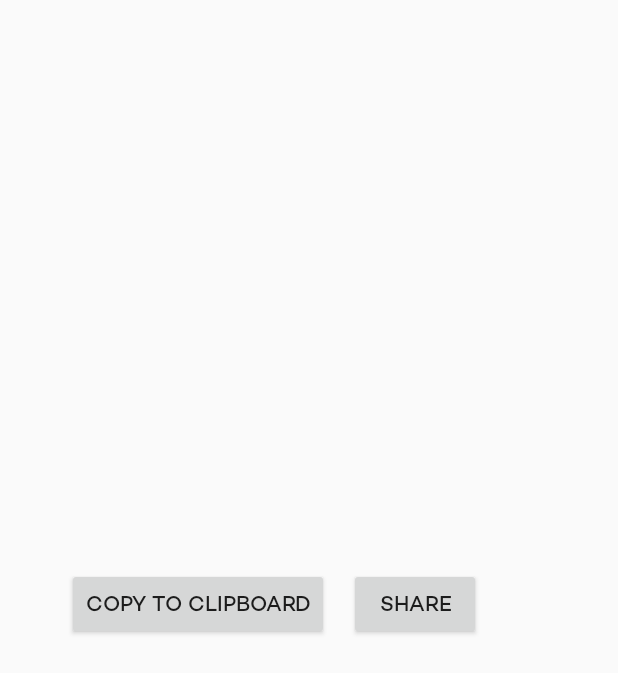
After one commit to Plytek/roadsplit, an Android app: the ReiseSuccessDummy screen opened directly, with no data from a screen before it, on a phone screen of 412 x 824 dp. The commit adds this screen. Shown: the top 673 px of the screen. Run offline under Robolectric (Android 15) with nearby library versions, the phone set to English and light mode, and no system bars.

Commit message:
SMOOTH SLIDES und share test - außerdem delete von Database, Glogin

```diff
--- /dev/null
+++ b/app/src/main/java/com/example/roadsplit/activities/ReiseSuccessDummy.java
@@ -0,0 +1,44 @@
+package com.example.roadsplit.activities;
+
+import androidx.appcompat.app.AppCompatActivity;
+
+import android.content.ClipData;
+import android.content.ClipboardManager;
+import android.content.Context;
+import android.content.Intent;
+import android.os.Bundle;
+import android.view.View;
+import android.widget.EditText;
+import android.widget.TextView;
+
+import com.example.roadsplit.R;
+
+public class ReiseSuccessDummy extends AppCompatActivity {
+
+    private String id;
+
+    @Override
+    protected void onCreate(Bundle savedInstanceState) {
+        super.onCreate(savedInstanceState);
+        setContentView(R.layout.activity_reise_success_dummy);
+        Intent intent = getIntent();
+        this.id = intent.getStringExtra("id");
+        ((TextView)findViewById(R.id.codeTextView)).setText(id);
+    }
+
+    public void copyToClipboard(View view){
+        ClipboardManager clipboard = (ClipboardManager) getSystemService(Context.CLIPBOARD_SERVICE);
+        ClipData clip = ClipData.newPlainText("test",
+                ((EditText)findViewById(R.id.reiseNameText)).getText().toString());
+        clipboard.setPrimaryClip(clip);
+    }
+
+    public void share(View view){
+        Intent sendIntent = new Intent();
+        sendIntent.setAction(Intent.ACTION_SEND);
+        sendIntent.putExtra(Intent.EXTRA_TEXT, "Hey, tritt meiner Reise auf RoadSplit mit dem Code " + id + " bei!");
+        sendIntent.setType("text/plain");
+        Intent shareIntent = Intent.createChooser(sendIntent, null);
+        startActivity(shareIntent);
+    }
+}
--- /dev/null
+++ b/app/src/main/res/anim/slide_in.xml
@@ -0,0 +1,11 @@
+<?xml version="1.0" encoding="utf-8"?>
+<set xmlns:android="http://schemas.android.com/apk/res/android"
+    android:duration="500">
+
+    <translate
+        android:fromYDelta="0%"
+        android:toYDelta="0%"
+        android:fromXDelta="100%p"
+        android:toXDelta="0%"/>
+
+</set>
--- /dev/null
+++ b/app/src/main/res/anim/slide_in_back.xml
@@ -0,0 +1,11 @@
+<?xml version="1.0" encoding="utf-8"?>
+<set xmlns:android="http://schemas.android.com/apk/res/android"
+    android:duration="500">
+
+    <translate
+        android:fromYDelta="0%"
+        android:toYDelta="0%"
+        android:fromXDelta="-100%p"
+        android:toXDelta="0%"/>
+
+</set>
--- /dev/null
+++ b/app/src/main/res/anim/slide_out.xml
@@ -0,0 +1,11 @@
+<?xml version="1.0" encoding="utf-8"?>
+<set xmlns:android="http://schemas.android.com/apk/res/android"
+    android:duration="500">
+
+    <translate
+        android:fromYDelta="0%"
+        android:toYDelta="0%"
+        android:fromXDelta="0%"
+        android:toXDelta="-100%p"/>
+
+</set>
--- /dev/null
+++ b/app/src/main/res/anim/slide_out_back.xml
@@ -0,0 +1,11 @@
+<?xml version="1.0" encoding="utf-8"?>
+<set xmlns:android="http://schemas.android.com/apk/res/android"
+    android:duration="500">
+
+    <translate
+        android:fromYDelta="0%"
+        android:toYDelta="0%"
+        android:fromXDelta="0%"
+        android:toXDelta="100%p"/>
+
+</set>
--- a/app/src/main/res/layout/activity_reise_erstellen.xml
+++ b/app/src/main/res/layout/activity_reise_erstellen.xml
@@ -1,11 +1,11 @@
 <?xml version="1.0" encoding="utf-8"?>
+
 <androidx.constraintlayout.widget.ConstraintLayout xmlns:android="http://schemas.android.com/apk/res/android"
     xmlns:app="http://schemas.android.com/apk/res-auto"
     xmlns:tools="http://schemas.android.com/tools"
     android:layout_width="match_parent"
     android:layout_height="match_parent"
     android:background="@color/rdarkgreen">
-
     <ImageView
         android:id="@+id/imageView17"
         android:layout_width="131dp"
@@ -272,7 +272,6 @@
         android:orientation="horizontal"
         app:layout_constraintGuide_percent="0.85" />
 
-
 </androidx.constraintlayout.widget.ConstraintLayout>
 
     <!--android:drawableRight="@drawable/ic_arrow_forward_black_24dp"-->
--- /dev/null
+++ b/app/src/main/res/layout/activity_reise_success_dummy.xml
@@ -0,0 +1,47 @@
+<?xml version="1.0" encoding="utf-8"?>
+<androidx.constraintlayout.widget.ConstraintLayout xmlns:android="http://schemas.android.com/apk/res/android"
+    xmlns:app="http://schemas.android.com/apk/res-auto"
+    xmlns:tools="http://schemas.android.com/tools"
+    android:layout_width="match_parent"
+    android:layout_height="match_parent"
+    tools:context=".activities.ReiseSuccessDummy">
+
+    <Button
+        android:id="@+id/copyClipButton"
+        android:layout_width="wrap_content"
+        android:layout_height="wrap_content"
+        android:onClick="copyToClipboard"
+        android:text="Copy to Clipboard"
+        app:layout_constraintBottom_toBottomOf="parent"
+        app:layout_constraintEnd_toEndOf="parent"
+        app:layout_constraintHorizontal_bias="0.187"
+        app:layout_constraintStart_toStartOf="parent"
+        app:layout_constraintTop_toTopOf="parent"
+        app:layout_constraintVertical_bias="0.488" />
+
+    <Button
+        android:id="@+id/shareButton"
+        android:layout_width="wrap_content"
+        android:layout_height="wrap_content"
+        android:onClick="share"
+        android:text="Share"
+        app:layout_constraintBottom_toBottomOf="parent"
+        app:layout_constraintEnd_toEndOf="parent"
+        app:layout_constraintHorizontal_bias="0.718"
+        app:layout_constraintStart_toStartOf="parent"
+        app:layout_constraintTop_toTopOf="parent"
+        app:layout_constraintVertical_bias="0.488" />
+
+    <TextView
+        android:id="@+id/codeTextView"
+        android:layout_width="269dp"
+        android:layout_height="59dp"
+        android:text="TextView"
+        android:textSize="24sp"
+        app:layout_constraintBottom_toBottomOf="parent"
+        app:layout_constraintEnd_toEndOf="parent"
+        app:layout_constraintHorizontal_bias="0.309"
+        app:layout_constraintStart_toStartOf="parent"
+        app:layout_constraintTop_toTopOf="parent"
+        app:layout_constraintVertical_bias="0.425" />
+</androidx.constraintlayout.widget.ConstraintLayout>
--- a/app/src/main/res/values/themes.xml
+++ b/app/src/main/res/values/themes.xml
@@ -13,6 +13,7 @@
         <item name="android:statusBarColor">@color/rdarkgreen</item>
         <item name="android:fontFamily">@font/cmedium</item>
         <!-- Customize your theme here. -->
+        <item name="android:windowAnimationStyle">@style/ActivityAnim</item>
     </style>
 
     <style name="Theme.RoadSplit.NoActionBarAndStatusBar">
@@ -28,4 +29,11 @@
             <item name="android:windowEnterAnimation">@anim/slide_in_bottom</item>
             <item name="android:windowExitAnimation">@anim/slide_out_bottom</item>
     </style>
+
+    <style name="ActivityAnim" parent="@android:style/Animation.Activity">
+        <item name="android:activityOpenEnterAnimation">@anim/slide_in</item>
+        <item name="android:activityCloseEnterAnimation">@anim/slide_in_back</item>
+        <item name="android:activityOpenExitAnimation">@anim/slide_out</item>
+        <item name="android:activityCloseExitAnimation">@anim/slide_out_back</item>
+    </style>
 </resources>
```
Also changed, not shown: app/src/main/AndroidManifest.xml (+9 -0 lines), app/src/main/java/com/example/roadsplit/activities/NeueTestActivity.java (+12 -1 lines), app/src/main/java/com/example/roadsplit/api/UserService.java (deleted, +0 -93 lines), app/src/main/java/com/example/roadsplit/googlelogin/Database.java (deleted, +0 -63 lines), app/src/main/java/com/example/roadsplit/googlelogin/GloginStuff.java (deleted, +0 -102 lines), app/src/main/java/com/example/roadsplit/reponses/ReiseReponse.java (+15 -4 lines).
